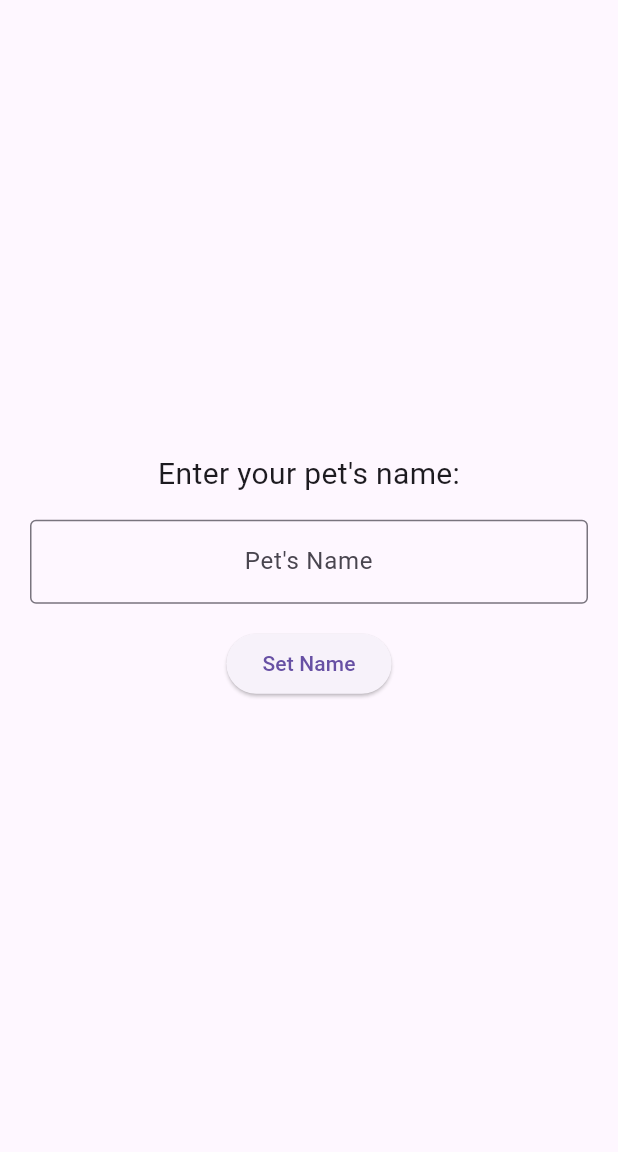
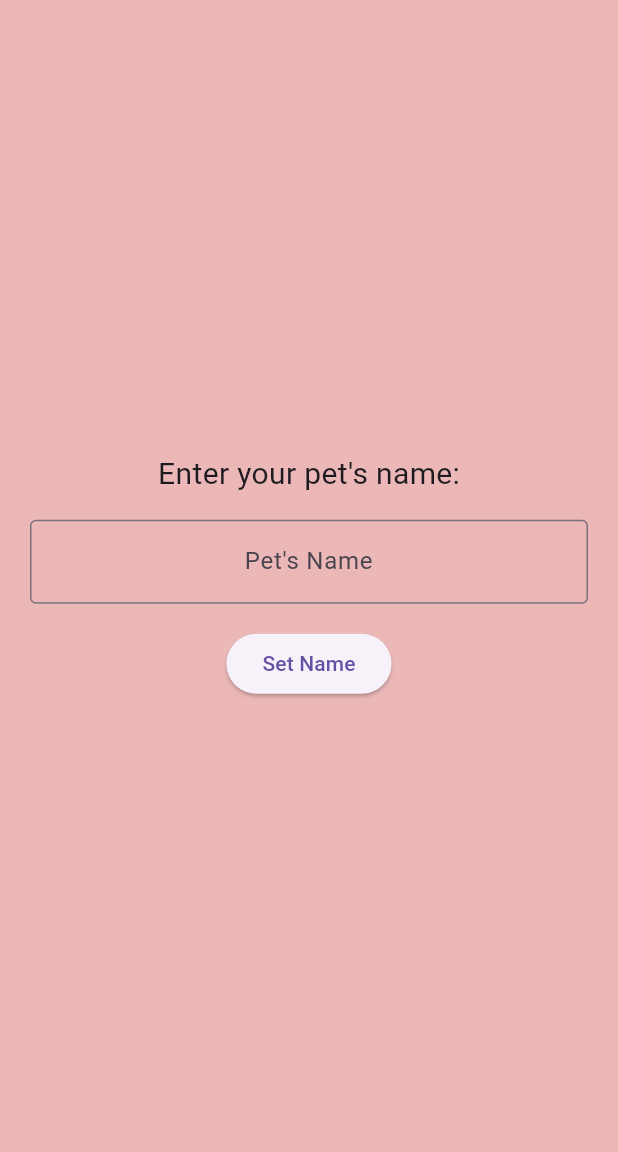
Before and after one commit to nikhilgoud003/act5_digital_pet_app, a Flutter app: the screen it shows after launch, on a phone screen of 412 x 824 dp, the part 84-1236 px from its top. Run offline on Flutter 3.47's test engine with Material 3 defaults, Android fonts, the phone set to English and light mode, and no system bars.

Commit message:
Added few Background changes

```diff
--- a/lib/main.dart
+++ b/lib/main.dart
@@ -49,8 +49,12 @@ class _DigitalPetAppState extends State<DigitalPetApp> {
   Widget build(BuildContext context) {
     return Scaffold(
       appBar: AppBar(title: const Text('Digital Pet App')),
-      body: Center(
-        child: isNameSet ? _buildGameUI() : _buildNameInputScreen(),
+      body: Container(
+        color: const Color.fromARGB(
+            255, 235, 183, 183), // Set gray background color
+        child: Center(
+          child: isNameSet ? _buildGameUI() : _buildNameInputScreen(),
+        ),
       ),
     );
   }
```
